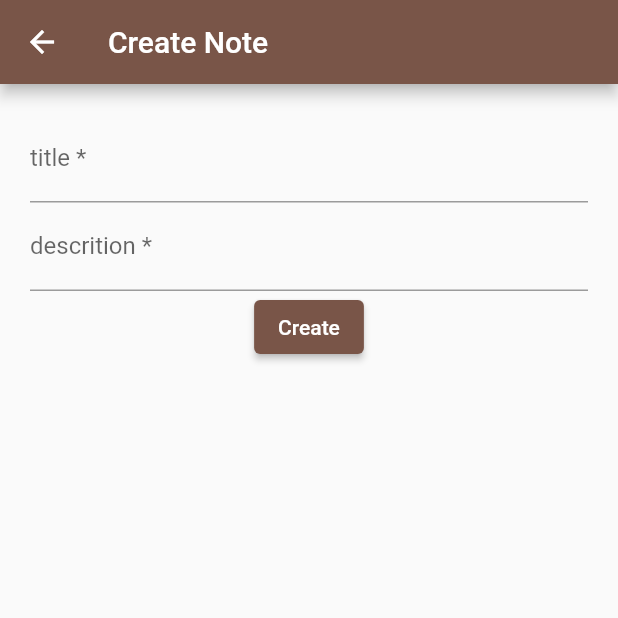
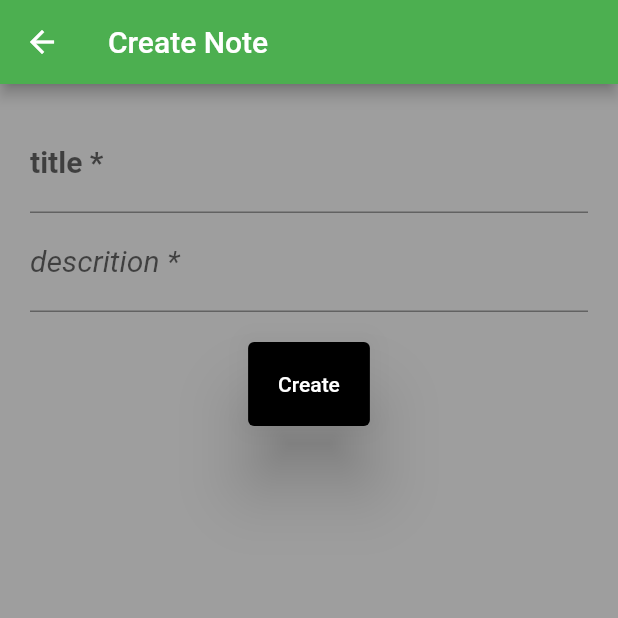
Before and after one commit to TarekFaysal/flutter_project_3, a Flutter app: the screen it shows after launch, after a tap on the "add" icon, on a phone screen of 412 x 824 dp, the top half of it. Run offline on Flutter 3.47's test engine with Material 2 defaults, Android fonts, the phone set to English and light mode, and no system bars.

Commit message:
themeing

```diff
--- a/lib/main.dart
+++ b/lib/main.dart
@@ -15,6 +15,20 @@ class MyApp extends StatelessWidget {
       title: 'Flutter Demo',
       debugShowCheckedModeBanner: false,
       theme: ThemeData(
+        scaffoldBackgroundColor: Colors.grey,
+        textTheme: TextTheme(
+            bodyText1: TextStyle(
+              fontSize: 20,
+              fontWeight: FontWeight.bold,
+            ),
+            bodyText2: TextStyle(fontSize: 20, fontStyle: FontStyle.italic)),
+
+        elevatedButtonTheme: ElevatedButtonThemeData(
+            style: ButtonStyle(
+                elevation: MaterialStateProperty.all(20),
+                padding: MaterialStateProperty.all(EdgeInsets.all(20)),
+                backgroundColor: MaterialStateProperty.all(Colors.black))),
+        //textTheme: Text,
         // This is the theme of your application.
         //
         // Try running your application with "flutter run". You'll see the
@@ -24,7 +38,7 @@ class MyApp extends StatelessWidget {
         // or simply save your changes to "hot reload" in a Flutter IDE).
         // Notice that the counter didn't reset back to zero; the application
         // is not restarted.
-        primarySwatch: Colors.brown,
+        primarySwatch: Colors.green,
         // This makes the visual density adapt to the platform that you run
         // the app on. For desktop platforms, the controls will be smaller and
         // closer together (more dense) than on mobile platforms.
--- a/lib/model/note.dart
+++ b/lib/model/note.dart
@@ -1,12 +1,14 @@
 class Note {
   var title;
   var description;
-  Note(this.title, this.description);
+  var id;
+  Note(this.id, this.title, this.description);
 
   static List<Note> notes = [
-    Note("Shopping List", "1. Chicken, 2. Butter 3. Milk"),
-    Note("Going for a walk", "Today I want to go for a walk in the morning."),
-    Note("Shopping List", "1. Chicken, 2. Butter 3. Milk"),
-    Note("Shopping List", "1. Chicken, 2. Butter 3. Milk"),
+    Note(1, "Shopping List", "1. Chicken, 2. Butter 3. Milk"),
+    Note(
+        2, "Going for a walk", "Today I want to go for a walk in the morning."),
+    Note(3, "Shopping List", "1. Chicken, 2. Butter 3. Milk"),
+    Note(4, "Shopping List", "1. Chicken, 2. Butter 3. Milk"),
   ];
 }
--- a/lib/screens/create_note/create_note_screen.dart
+++ b/lib/screens/create_note/create_note_screen.dart
@@ -1,6 +1,7 @@
 import 'package:flutter/material.dart';
 import 'package:flutter_project_3/model/note.dart';
 import 'package:flutter_project_3/screens/notes/notes_screen.dart';
+import 'dart:math';
 
 class CreateNoteScreen extends StatefulWidget {
   static const routeName = "/createNote";
@@ -13,6 +14,7 @@ class CreateNoteScreen extends StatefulWidget {
 class _CreateNoteScreenState extends State<CreateNoteScreen> {
   TextEditingController titleEditingController = TextEditingController();
   TextEditingController descritionEditingController = TextEditingController();
+
   final _formKey = GlobalKey<FormState>();
   @override
   Widget build(BuildContext context) {
@@ -27,6 +29,7 @@ class _CreateNoteScreenState extends State<CreateNoteScreen> {
             child: Column(
               children: [
                 TextFormField(
+                  style: Theme.of(context).textTheme.bodyText1,
                   validator: (value) {
                     if (value.isNotEmpty) {
                       return null;
@@ -39,6 +42,7 @@ class _CreateNoteScreenState extends State<CreateNoteScreen> {
                       InputDecoration(hintText: "title", labelText: "title *"),
                 ),
                 TextFormField(
+                  style: Theme.of(context).textTheme.bodyText2,
                   validator: (value) {
                     if (value.isNotEmpty) {
                       return null;
@@ -50,14 +54,19 @@ class _CreateNoteScreenState extends State<CreateNoteScreen> {
                   decoration: InputDecoration(
                       hintText: "description", labelText: "descrition *"),
                 ),
+                SizedBox(
+                  height: 20,
+                ),
                 ElevatedButton(
                     onPressed: () {
                       if (_formKey.currentState.validate()) {
                         String title = titleEditingController.text;
                         String description = descritionEditingController.text;
                         print(title + description);
+                        var random = new Random();
+                        int id = random.nextInt(10000);
                         // add this note to the list
-                        Note note = Note(title, description);
+                        Note note = Note(id, title, description);
                         Note.notes.add(note);
 
                         //go to notescreen
--- a/lib/screens/notes/notes_screen.dart
+++ b/lib/screens/notes/notes_screen.dart
@@ -16,13 +16,18 @@ class NotesScreen extends StatelessWidget {
       body: ListView.builder(
         itemBuilder: (context, index) {
           return ListTile(
+            // leading: Text(Note.notes[index].id.toString()),
             onTap: () {
               Navigator.pushNamed(context, NoteDetailsScreen.routeName,
                   arguments: Note.notes[index]);
             },
-            title: Text(Note.notes[index].title),
+            title: Text(
+              Note.notes[index].title,
+              style: Theme.of(context).textTheme.bodyText1,
+            ),
             subtitle: Text(
               Note.notes[index].description,
+              style: Theme.of(context).textTheme.bodyText2,
               maxLines: 1,
               overflow: TextOverflow.ellipsis,
             ),
```
Also changed, not shown: lib/screens/note_details/note_details_screen.dart (+16 -0 lines).
